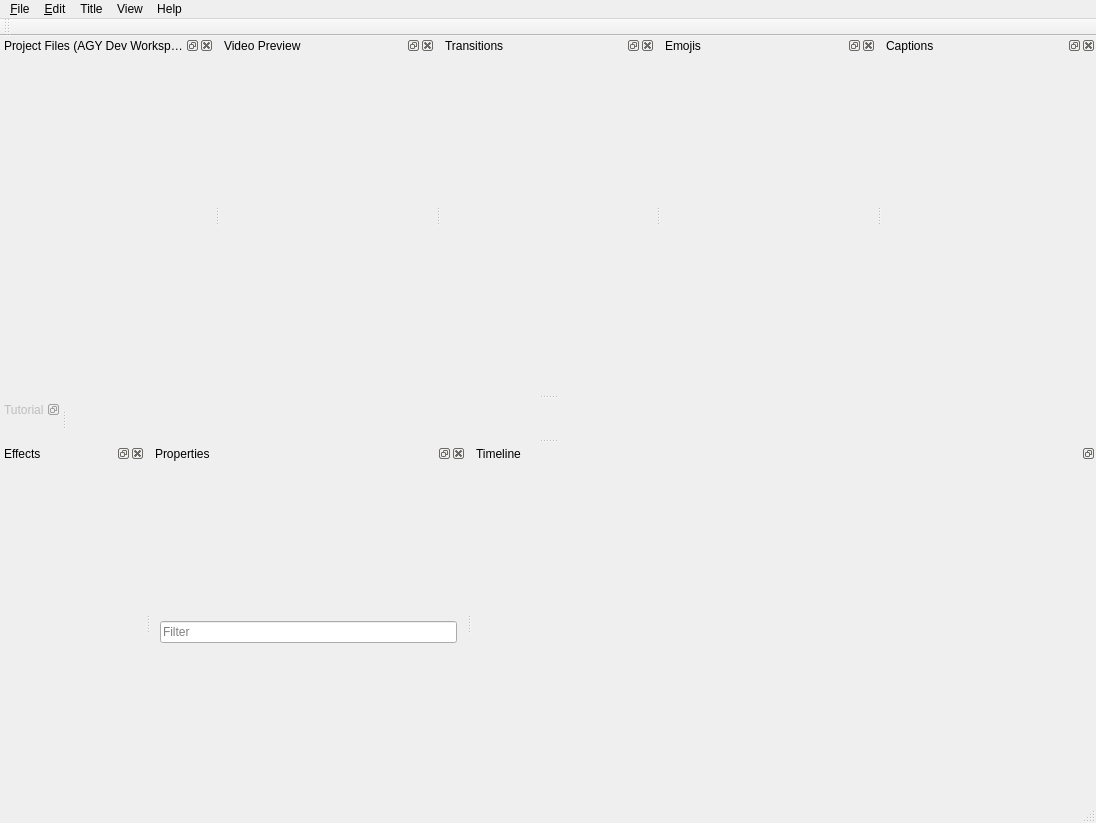
Qt form src/windows/ui/main-window.ui (OpenShot/openshot-qt) before a commit.
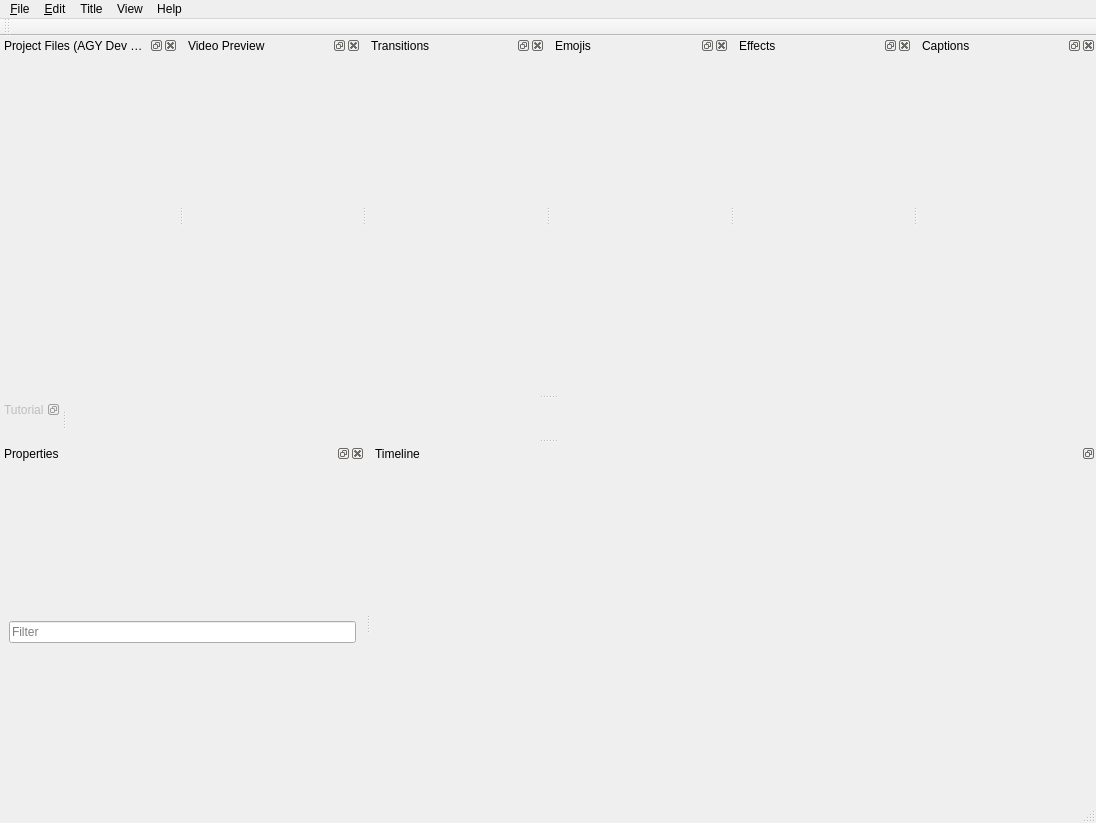
The same form after that commit. Icons and pictures are not drawn.

The edit to the form file:
```diff
--- a/src/windows/ui/main-window.ui
+++ b/src/windows/ui/main-window.ui
@@ -338,7 +338,7 @@
     <string>Effects</string>
    </property>
    <attribute name="dockWidgetArea">
-    <number>8</number>
+    <number>4</number>
    </attribute>
    <widget class="QWidget" name="dockEffectsContents">
     <layout class="QGridLayout" name="gridLayout_5">
```
